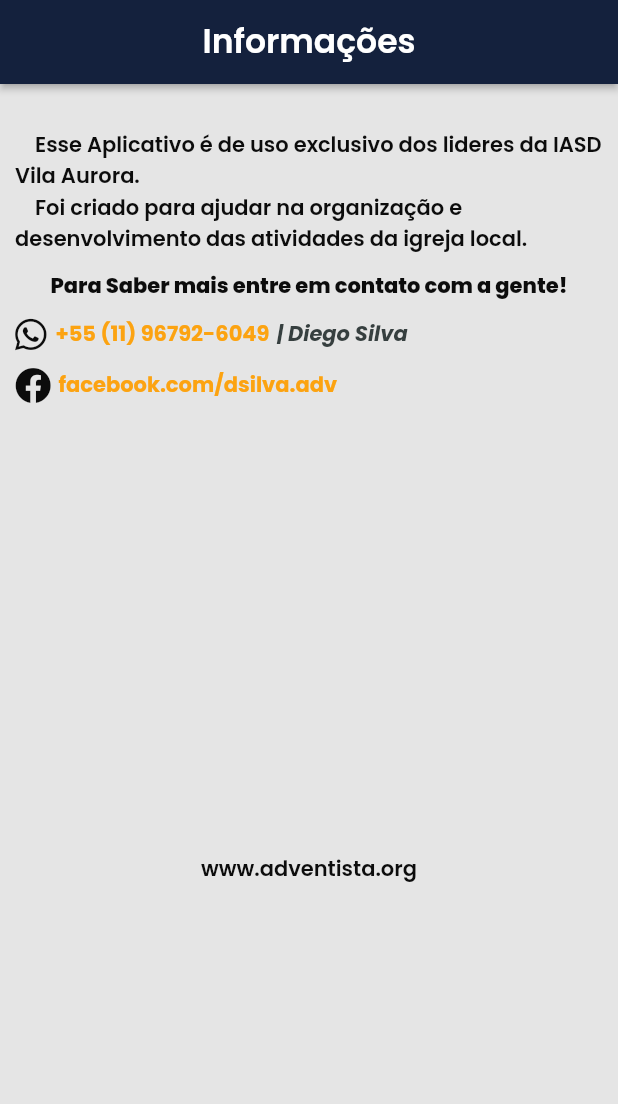
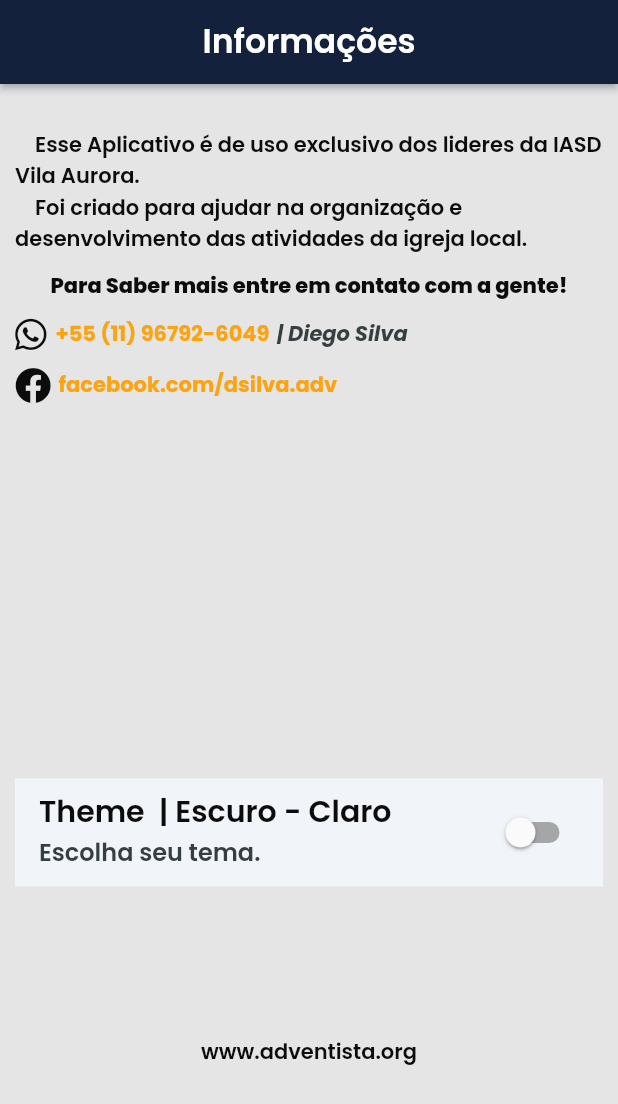
Before and after one commit to diegosilvaadv/escala-iasd-vilaaurora, a Flutter app: the InfoWidget screen opened directly, on a phone screen of 412 x 824 dp. Shown: the top 1104 px of the screen. Run offline on Flutter 3.47's test engine with Material 2 defaults, Android fonts, the phone set to English and light mode, and no system bars; drawn by our look-alikes of auto_size_text; our stand-ins replace built_collection, built_value, cloud_firestore, firebase_auth, firebase_core, flutter_spinkit and 7 more; accounts and stored records are empty; generated files the repository leaves out were written again.

Commit message:
Updating to latest FlutterFlow output.

```diff
--- a/lib/info/info_widget.dart
+++ b/lib/info/info_widget.dart
@@ -14,6 +14,7 @@ class InfoWidget extends StatefulWidget {
 }
 
 class _InfoWidgetState extends State<InfoWidget> {
+  bool switchListTileValue;
   final scaffoldKey = GlobalKey<ScaffoldState>();
 
   @override
@@ -131,17 +132,48 @@ class _InfoWidgetState extends State<InfoWidget> {
                   ),
                 ),
                 Padding(
-                  padding: EdgeInsetsDirectional.fromSTEB(0, 300, 0, 0),
+                  padding: EdgeInsetsDirectional.fromSTEB(0, 250, 0, 100),
                   child: Row(
                     mainAxisSize: MainAxisSize.max,
                     mainAxisAlignment: MainAxisAlignment.center,
                     children: [
-                      Text(
-                        'www.adventista.org',
-                        style: FlutterFlowTheme.of(context).bodyText1,
+                      Expanded(
+                        child: SwitchListTile(
+                          value: switchListTileValue ??=
+                              Theme.of(context).brightness == Brightness.dark,
+                          onChanged: (newValue) =>
+                              setState(() => switchListTileValue = newValue),
+                          title: Text(
+                            'Theme  | Escuro - Claro',
+                            style: FlutterFlowTheme.of(context).title3,
+                          ),
+                          subtitle: Text(
+                            'Escolha seu tema.',
+                            style:
+                                FlutterFlowTheme.of(context).subtitle2.override(
+                                      fontFamily: 'Poppins',
+                                      color: FlutterFlowTheme.of(context)
+                                          .secondaryText,
+                                    ),
+                          ),
+                          tileColor:
+                              FlutterFlowTheme.of(context).secondaryBackground,
+                          dense: false,
+                          controlAffinity: ListTileControlAffinity.trailing,
+                        ),
                       ),
                     ],
                   ),
+                ),
+                Row(
+                  mainAxisSize: MainAxisSize.max,
+                  mainAxisAlignment: MainAxisAlignment.spaceEvenly,
+                  children: [
+                    Text(
+                      'www.adventista.org',
+                      style: FlutterFlowTheme.of(context).bodyText1,
+                    ),
+                  ],
                 ),
               ],
             ),
```
